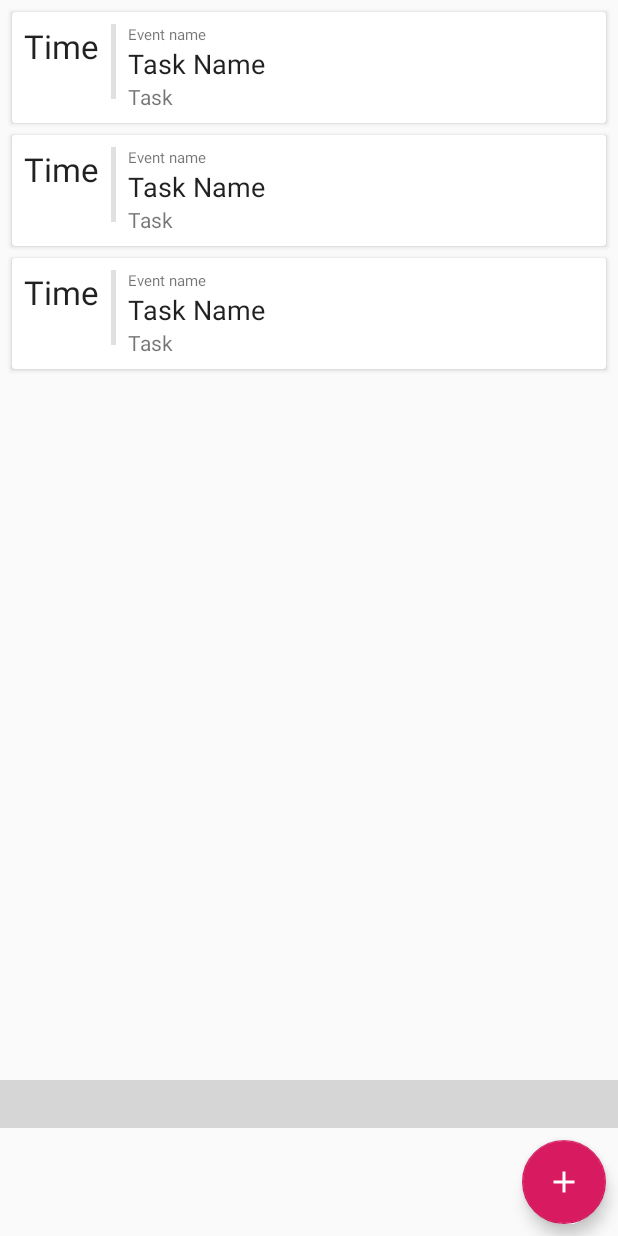
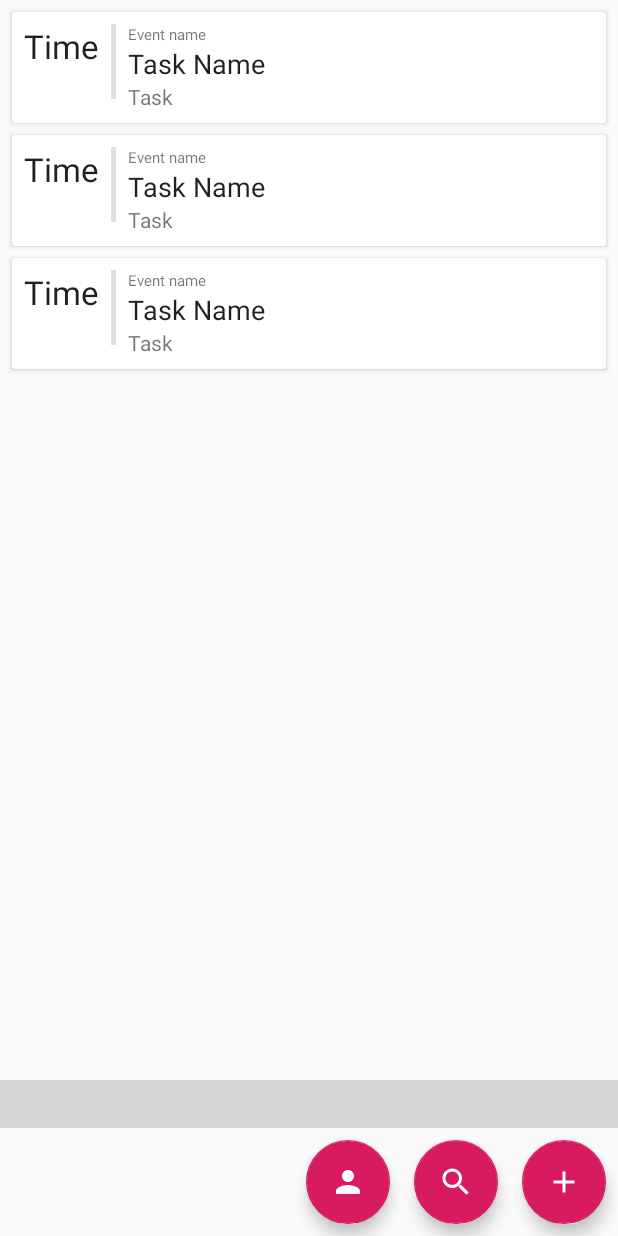
Before and after one commit to nixtaxe/TasksCalendar, an Android app: the layout calendar_layout.xml on its own in the app's theme, with its tools: preview values and no code run, on a phone screen of 412 x 824 dp. Run offline under Robolectric (Android 15) with nearby library versions, the phone set to English and light mode, and no system bars; plain views replace MaterialCalendarView; grey boxes are pictures that could not be loaded.

Commit message:
Added spinner with events in task view

```diff
--- a/app/build.gradle
+++ b/app/build.gradle
@@ -10,7 +10,7 @@ android {
             }
         }
         applicationId "zabortceva.taskscalendar"
-        minSdkVersion 16
+        minSdkVersion 19
         targetSdkVersion 28
         versionCode 1
         versionName "1.0"
--- a/app/src/main/java/zabortceva/taskscalendar/repository/CalendarRepository.java
+++ b/app/src/main/java/zabortceva/taskscalendar/repository/CalendarRepository.java
@@ -6,7 +6,9 @@ import java.sql.Timestamp;
 import java.util.List;
 
 import androidx.lifecycle.LiveData;
+import androidx.lifecycle.MutableLiveData;
 
+import zabortceva.taskscalendar.localdata.Event;
 import zabortceva.taskscalendar.localdata.Task;
 
 public interface CalendarRepository {
@@ -21,4 +23,6 @@ public interface CalendarRepository {
     public LiveData<List<Task>> getAllTasks();
 
     public LiveData<List<CalendarDay>> getAllBusyDays();
+
+    public LiveData<List<Event>> getAllEvents();
 }
--- a/app/src/main/java/zabortceva/taskscalendar/view/TaskViewModel.java
+++ b/app/src/main/java/zabortceva/taskscalendar/view/TaskViewModel.java
@@ -10,9 +10,10 @@ import java.util.List;
 
 import androidx.lifecycle.AndroidViewModel;
 import androidx.lifecycle.LiveData;
+import androidx.lifecycle.MutableLiveData;
+
 import zabortceva.taskscalendar.localdata.Task;
 import zabortceva.taskscalendar.repository.CalendarRepository;
-import zabortceva.taskscalendar.repository.SQLiteCalendarRepository;
 import zabortceva.taskscalendar.repository.WebCalendarRepository;
 
 public class TaskViewModel extends AndroidViewModel {
@@ -33,10 +34,12 @@ public class TaskViewModel extends AndroidViewModel {
 
     public void insert(Task task) {
         repository.insertTask(task);
+        getDayTasks(new Timestamp(selectedDay.getTime()));
     }
 
     public void update(Task task) {
         repository.updateTask(task);
+        getDayTasks(new Timestamp(selectedDay.getTime()));
     }
 
     public void delete(Task task) {
--- /dev/null
+++ b/app/src/main/res/drawable/ic_account.xml
@@ -0,0 +1,5 @@
+<vector android:height="24dp" android:tint="#FFFFFF"
+    android:viewportHeight="24.0" android:viewportWidth="24.0"
+    android:width="24dp" xmlns:android="http://schemas.android.com/apk/res/android">
+    <path android:fillColor="#FF000000" android:pathData="M12,12c2.21,0 4,-1.79 4,-4s-1.79,-4 -4,-4 -4,1.79 -4,4 1.79,4 4,4zM12,14c-2.67,0 -8,1.34 -8,4v2h16v-2c0,-2.66 -5.33,-4 -8,-4z"/>
+</vector>
--- /dev/null
+++ b/app/src/main/res/drawable/ic_events.xml
@@ -0,0 +1,5 @@
+<vector android:height="24dp" android:tint="#FFFFFF"
+    android:viewportHeight="24.0" android:viewportWidth="24.0"
+    android:width="24dp" xmlns:android="http://schemas.android.com/apk/res/android">
+    <path android:fillColor="#FF000000" android:pathData="M15.5,14h-0.79l-0.28,-0.27C15.41,12.59 16,11.11 16,9.5 16,5.91 13.09,3 9.5,3S3,5.91 3,9.5 5.91,16 9.5,16c1.61,0 3.09,-0.59 4.23,-1.57l0.27,0.28v0.79l5,4.99L20.49,19l-4.99,-5zM9.5,14C7.01,14 5,11.99 5,9.5S7.01,5 9.5,5 14,7.01 14,9.5 11.99,14 9.5,14z"/>
+</vector>
--- a/app/src/main/res/layout/activity_add_task.xml
+++ b/app/src/main/res/layout/activity_add_task.xml
@@ -23,6 +23,11 @@
         android:orientation="vertical"
         android:padding="16dp"
         android:layout_above="@id/save_task_button">
+
+        <Spinner
+            android:id="@+id/events"
+            android:layout_width="match_parent"
+            android:layout_height="wrap_content" />
 
         <EditText
             android:id="@+id/edit_task_name"
--- a/app/src/main/res/layout/calendar_layout.xml
+++ b/app/src/main/res/layout/calendar_layout.xml
@@ -21,6 +21,24 @@
         android:layout_above="@id/add_task_button"/>
 
     <com.google.android.material.floatingactionbutton.FloatingActionButton
+        android:id="@+id/view_account_button"
+        android:layout_width="wrap_content"
+        android:layout_height="wrap_content"
+        android:src="@drawable/ic_account"
+        android:layout_alignParentBottom="true"
+        android:layout_toStartOf="@+id/view_events_button"
+        android:layout_margin="8dp"/>
+
+    <com.google.android.material.floatingactionbutton.FloatingActionButton
+        android:id="@+id/view_events_button"
+        android:layout_width="wrap_content"
+        android:layout_height="wrap_content"
+        android:src="@drawable/ic_events"
+        android:layout_alignParentBottom="true"
+        android:layout_toStartOf="@+id/add_task_button"
+        android:layout_margin="8dp"/>
+
+    <com.google.android.material.floatingactionbutton.FloatingActionButton
         android:id="@+id/add_task_button"
         android:layout_width="wrap_content"
         android:layout_height="wrap_content"
@@ -30,4 +48,6 @@
         android:layout_alignParentRight="true"
         android:layout_margin="8dp"/>
 
+
+
 </RelativeLayout>
```
Also changed, not shown: app/src/main/java/zabortceva/taskscalendar/AddEditTaskActivity.java (+14 -0 lines), app/src/main/java/zabortceva/taskscalendar/CalendarActivity.java (+21 -1 lines), app/src/main/java/zabortceva/taskscalendar/repository/SQLiteCalendarRepository.java (+96 -94 lines), app/src/main/java/zabortceva/taskscalendar/repository/WebCalendarRepository.java (+44 -65 lines), app/src/main/java/zabortceva/taskscalendar/view/EventViewModel.java (added, +34 -0 lines), app/src/main/java/zabortceva/taskscalendar/view/TasksAdapter.java (+8 -3 lines).
